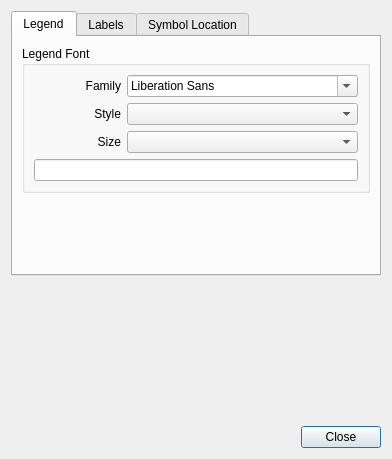
Before: the Qt Designer form sconcho/gui/ui/preferencesDialog.ui in haskelladdict/sconcho, drawn with Qt 5.
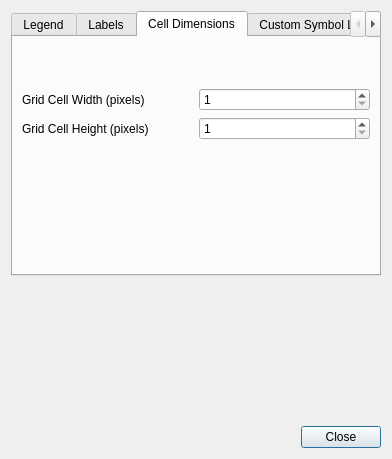
After: the same form once the commit is applied. The open tabs and pages were chosen to show the change.

Commit message: Added ability to change grid cell dimensions.

Patch:
```diff
--- a/sconcho/gui/ui/preferencesDialog.ui
+++ b/sconcho/gui/ui/preferencesDialog.ui
@@ -186,9 +186,80 @@
        </item>
       </layout>
      </widget>
+     <widget class="QWidget" name="tab_2">
+      <attribute name="title">
+       <string>Cell Dimensions</string>
+      </attribute>
+      <layout class="QVBoxLayout" name="verticalLayout_7">
+       <item>
+        <spacer name="verticalSpacer_5">
+         <property name="orientation">
+          <enum>Qt::Vertical</enum>
+         </property>
+         <property name="sizeHint" stdset="0">
+          <size>
+           <width>20</width>
+           <height>46</height>
+          </size>
+         </property>
+        </spacer>
+       </item>
+       <item>
+        <layout class="QGridLayout" name="gridLayout_2">
+         <item row="0" column="0">
+          <widget class="QLabel" name="label_5">
+           <property name="text">
+            <string>Grid Cell Width (pixels)</string>
+           </property>
+          </widget>
+         </item>
+         <item row="0" column="1">
+          <widget class="QSpinBox" name="gridCellWidthSpinner">
+           <property name="minimum">
+            <number>1</number>
+           </property>
+           <property name="maximum">
+            <number>1000</number>
+           </property>
+          </widget>
+         </item>
+         <item row="1" column="0">
+          <widget class="QLabel" name="label_6">
+           <property name="text">
+            <string>Grid Cell Height (pixels)</string>
+           </property>
+          </widget>
+         </item>
+         <item row="1" column="1">
+          <widget class="QSpinBox" name="gridCellHeightSpinner">
+           <property name="minimum">
+            <number>1</number>
+           </property>
+           <property name="maximum">
+            <number>1000</number>
+           </property>
+          </widget>
+         </item>
+        </layout>
+       </item>
+       <item>
+        <spacer name="verticalSpacer_4">
+         <property name="orientation">
+          <enum>Qt::Vertical</enum>
+         </property>
+         <property name="sizeHint" stdset="0">
+          <size>
+           <width>20</width>
+           <height>128</height>
+          </size>
+         </property>
+        </spacer>
+       </item>
+      </layout>
+     </widget>
      <widget class="QWidget" name="tab">
       <attribute name="title">
-       <string>Symbol Location</string>
+       <string>Custom Symbol Location</string>
       </attribute>
       <layout class="QVBoxLayout" name="verticalLayout_6">
        <item>
```
Left out of the diff: 2 changed lines with no effect on the pictures. The commit also changes 13 other files.
